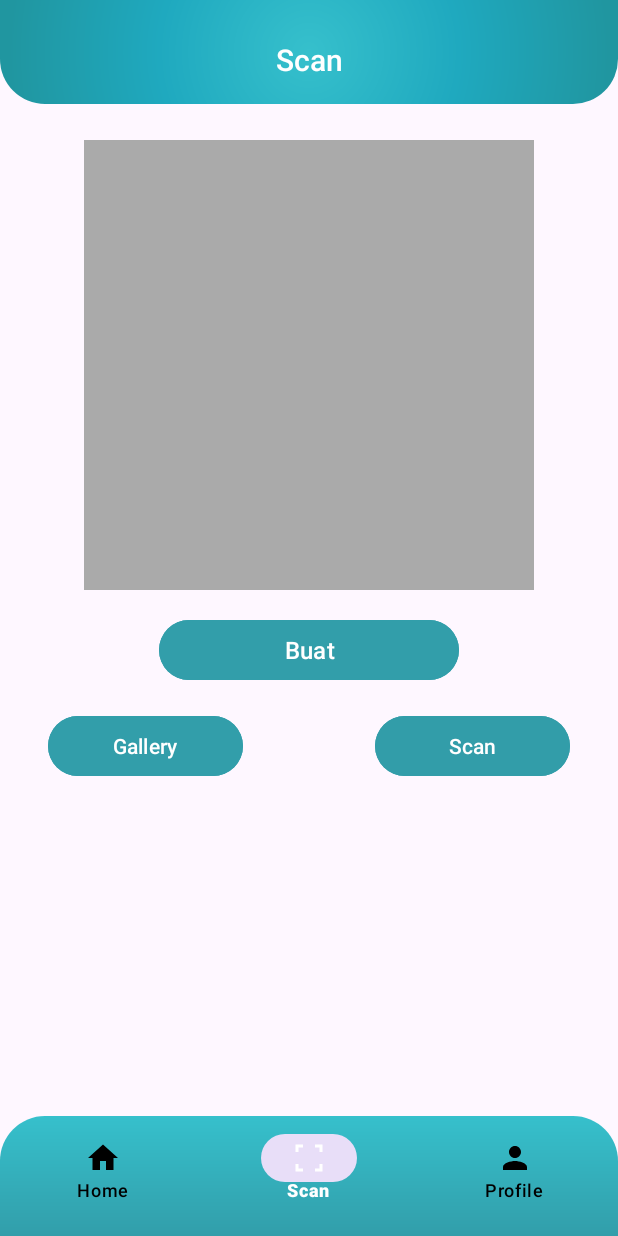
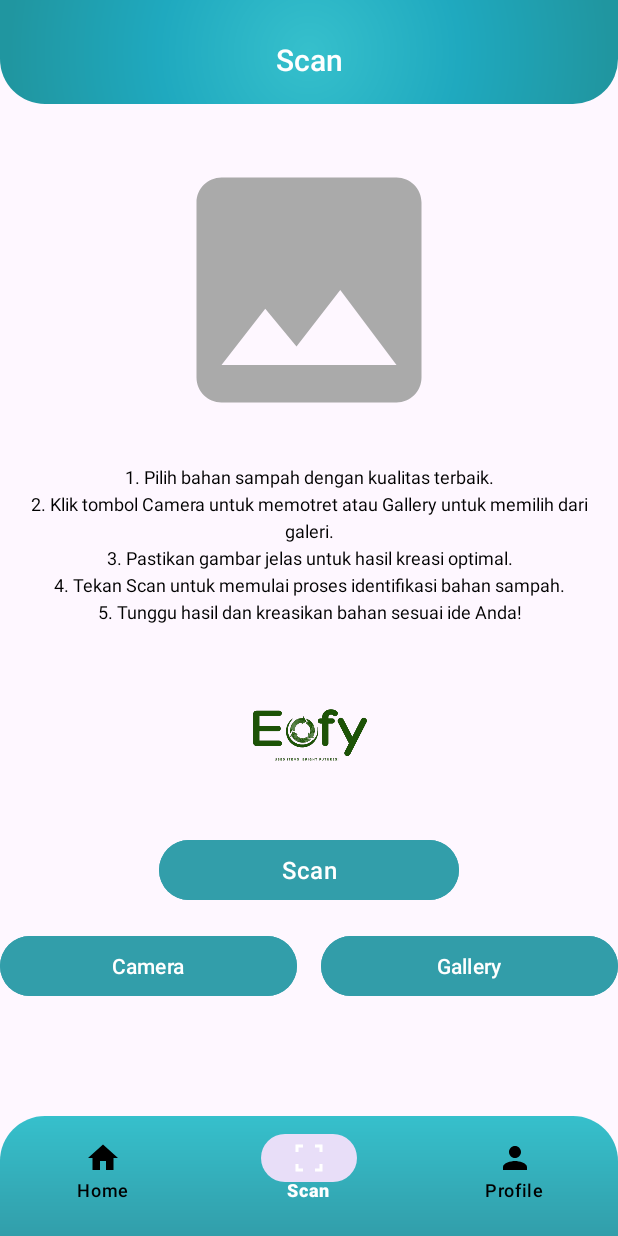
Before and after one commit to C242-PS069/ecofiProject, an Android app: the HomeFragment screen opened directly, with no data from a screen before it, item 2 of the bottom bar chosen, on a phone screen of 412 x 824 dp. Run offline under Robolectric (Android 15) with nearby library versions, the phone set to English and light mode, and no system bars; libraries missing offline, so code that uses them is left out: com.denzcoskun.imageslider; pictures from the network do not load; 1 statement that could not run was skipped.

Commit message:
fix UI Design

```diff
--- a/app/src/main/java/com/dicoding/ecofiproject/ui/recommend/RecommendActivity.kt
+++ b/app/src/main/java/com/dicoding/ecofiproject/ui/recommend/RecommendActivity.kt
@@ -23,10 +23,12 @@ class RecommendActivity : AppCompatActivity() {
         materialTextView = findViewById(R.id.material_output)
         confidenceTextView = findViewById(R.id.material_accuracy)
 
+
         val material = intent.getStringExtra("MATERIAL") ?: "No material"
-        val confidence = intent.getStringExtra("CONFIDENCE") ?: "No confidence"
+        val confidence = (intent.getStringExtra("CONFIDENCE") + " % accuracy") ?: "No confidence"
         val itemLists =
             intent.getParcelableArrayListExtra<com.dicoding.ecofiproject.data.response.DataItem>("ITEMLIST")
+
 
         recommendViewModel.setData(material, confidence, itemLists ?: arrayListOf())
 
--- a/app/src/main/res/layout/fragment_scan.xml
+++ b/app/src/main/res/layout/fragment_scan.xml
@@ -34,56 +34,99 @@
     <ImageView
         android:id="@+id/imageView"
         android:layout_width="300dp"
-        android:layout_height="300dp"
+        android:layout_height="200dp"
         android:layout_marginTop="24dp"
         android:layout_marginBottom="16dp"
         android:scaleType="fitCenter"
-        android:background="@android:color/darker_gray"
         app:layout_constraintTop_toBottomOf="@id/appBar"
         app:layout_constraintStart_toStartOf="parent"
         app:layout_constraintEnd_toEndOf="parent"
         app:srcCompat="@drawable/ic_place_holder" />
 
-    <!-- Tombol Kreasikan -->
+    <!-- Langkah-langkah Prosedur -->
+    <TextView
+        android:id="@+id/tvProcedure"
+        android:layout_width="0dp"
+        android:layout_height="wrap_content"
+        android:layout_marginTop="16dp"
+        android:layout_marginStart="16dp"
+        android:layout_marginEnd="16dp"
+        android:text="@string/procedure"
+        android:textColor="@android:color/black"
+        android:textSize="12sp"
+        android:lineSpacingExtra="4dp"
+        android:gravity="center"
+        app:layout_constraintTop_toBottomOf="@id/imageView"
+        app:layout_constraintStart_toStartOf="parent"
+        app:layout_constraintEnd_toEndOf="parent" />
+
+
+    <!-- Tombol Scan -->
+
+    <ImageView
+        android:id="@+id/image_view"
+        android:layout_width="100dp"
+        android:layout_height="100dp"
+        android:layout_gravity="center"
+        android:contentDescription="@string/image_description"
+        android:src="@drawable/logo2"
+        app:layout_constraintBottom_toTopOf="@+id/buttonKreasikan"
+        app:layout_constraintEnd_toEndOf="@+id/tvProcedure"
+        app:layout_constraintStart_toStartOf="@+id/tvProcedure"
+        app:layout_constraintTop_toBottomOf="@+id/tvProcedure" />
+
     <Button
         android:id="@+id/buttonKreasikan"
         android:layout_width="200dp"
         android:layout_height="wrap_content"
-        android:layout_marginTop="16dp"
-        android:text="Buat"
+        android:layout_marginTop="140dp"
+        android:text="Scan"
         android:textColor="@android:color/white"
         android:textSize="16sp"
         android:backgroundTint="#329EAA"
-        app:layout_constraintTop_toBottomOf="@id/imageView"
+        app:layout_constraintTop_toBottomOf="@id/tvProcedure"
         app:layout_constraintStart_toStartOf="parent"
         app:layout_constraintEnd_toEndOf="parent" />
 
-    <!-- Tombol Galeri -->
-    <Button
-        android:id="@+id/buttonGallery"
-        android:layout_width="130dp"
+    <!-- LinearLayout untuk tombol Camera dan Gallery -->
+    <LinearLayout
+        android:id="@+id/buttonContainer"
+        android:layout_width="match_parent"
         android:layout_height="wrap_content"
-        android:layout_marginStart="32dp"
+        android:orientation="horizontal"
+        android:gravity="center"
         android:layout_marginTop="16dp"
-        android:text="Gallery"
-        android:textColor="@android:color/white"
-        android:textSize="14sp"
-        android:backgroundTint="#329EAA"
         app:layout_constraintTop_toBottomOf="@id/buttonKreasikan"
-        app:layout_constraintStart_toStartOf="parent" />
+        app:layout_constraintStart_toStartOf="parent"
+        app:layout_constraintEnd_toEndOf="parent">
 
-    <!-- Tombol Scan -->
-    <Button
-        android:id="@+id/buttonScan"
-        android:layout_width="130dp"
-        android:layout_height="wrap_content"
-        android:layout_marginEnd="32dp"
-        android:layout_marginTop="16dp"
-        android:text="Scan"
-        android:textColor="@android:color/white"
-        android:textSize="14sp"
-        android:backgroundTint="#329DA9"
-        app:layout_constraintTop_toBottomOf="@id/buttonKreasikan"
-        app:layout_constraintEnd_toEndOf="parent" />
+        <!-- Tombol Camera -->
+        <Button
+            android:id="@+id/buttonScan"
+            android:layout_width="0dp"
+            android:layout_height="wrap_content"
+            android:layout_weight="1"
+            android:layout_marginEnd="8dp"
+            android:text="Camera"
+            android:textColor="@android:color/white"
+            android:textSize="14sp"
+            android:drawableStart="@drawable/ic_email"
+            android:drawablePadding="8dp"
+            android:backgroundTint="#329EAA" />
+
+        <!-- Tombol Gallery -->
+        <Button
+            android:id="@+id/buttonGallery"
+            android:layout_width="0dp"
+            android:layout_height="wrap_content"
+            android:layout_weight="1"
+            android:layout_marginStart="8dp"
+            android:text="Gallery"
+            android:textColor="@android:color/white"
+            android:textSize="14sp"
+            android:drawableStart="@drawable/ic_email"
+            android:drawablePadding="8dp"
+            android:backgroundTint="#329DA9" />
+    </LinearLayout>
 
 </androidx.constraintlayout.widget.ConstraintLayout>
--- a/app/src/main/res/layout/item_article.xml
+++ b/app/src/main/res/layout/item_article.xml
@@ -18,7 +18,7 @@
         <ImageView
             android:id="@+id/cover"
             android:layout_width="match_parent"
-            android:layout_height="150dp"
+            android:layout_height="122dp"
             android:adjustViewBounds="true"
             android:contentDescription="@string/article_cover_description"
             android:src="@drawable/ic_launcher_background" />
--- a/app/src/main/res/layout/item_banner.xml
+++ b/app/src/main/res/layout/item_banner.xml
@@ -4,7 +4,7 @@
     xmlns:app="http://schemas.android.com/apk/res-auto"
     xmlns:tools="http://schemas.android.com/tools"
     android:layout_width="match_parent"
-    android:layout_height="200dp"
+    android:layout_height="170dp"
     android:layout_margin="8dp"
     app:cardCornerRadius="12dp"
     app:cardElevation="4dp">
--- a/app/src/main/res/values/colors.xml
+++ b/app/src/main/res/values/colors.xml
@@ -27,7 +27,7 @@
     <color name="gray">#9E9E9E</color> <!-- Warna abu-abu netral -->
     <color name="light_gray">#E0E0E0</color> <!-- Warna abu-abu terang -->
     <color name="dark_gray">#616161</color> <!-- Warna abu-abu gelap -->
-    <color name="divider_gray">#B0B0B0</color> <!-- Define divider gray color -->
+    <color name="divider_gray">#2096A0</color> <!-- Define divider gray color -->
     <!-- Error and Warning Colors -->
     <color name="error">#F44336</color> <!-- Warna untuk pesan error -->
     <color name="warning">#FF9800</color> <!-- Warna untuk peringatan -->
--- a/app/src/main/res/values/strings.xml
+++ b/app/src/main/res/values/strings.xml
@@ -66,5 +66,7 @@
     <string name="email_icon">email\n</string>
     <string name="about_us">about us</string>
     <string name="image_description">pro</string>
+    <string name="item_desc">Alat dan Bahan yang Dibutuhkan:\n\n- Botol bekas\n- Spidol\n- Kertas pelangi\n- Lem\n- Gunting atau cutter.\n\nLangkah-langkah Cara Membuatnya:\n\n1. Potong botol yang akan digunakan sebagai wadah. Buang sisa potongan botol yang tidak digunakan.\n2. Buat penutup botol atau sampul dari kertas pelangi. Sampul botol menggunakan kertas pelangi hingga semua sisi tertutup.\n3. Buat pola-pola unik menggunakan kertas pelangi. Contohnya, kamu dapat menggambar alis, mata, hidung, dan mulut.\n4. Pasang bentuk tersebut pada tempat pensil. Hal tersebut akan membuat wadah pensil menjadi seperti karakter kartun.\n5. Tempat pensil yang lucu dan unik siap untuk digunakan.</string>
+    <string name="procedure">1. Pilih bahan sampah dengan kualitas terbaik.\n2. Klik tombol Camera untuk memotret atau Gallery untuk memilih dari galeri.\n3. Pastikan gambar jelas untuk hasil kreasi optimal.\n4. Tekan Scan untuk memulai proses identifikasi bahan sampah.\n5. Tunggu hasil dan kreasikan bahan sesuai ide Anda!</string>
 
 </resources>
```
Also changed, not shown: app/src/main/AndroidManifest.xml (+13 -12 lines), app/src/main/res/layout/activity_detail_article.xml (+9 -8 lines), app/src/main/res/layout/activity_recommend.xml (+36 -39 lines), app/src/main/res/layout/fragment_home.xml (+14 -20 lines), app/src/main/res/layout/item_recommend.xml (+30 -9 lines), 2 other files.
